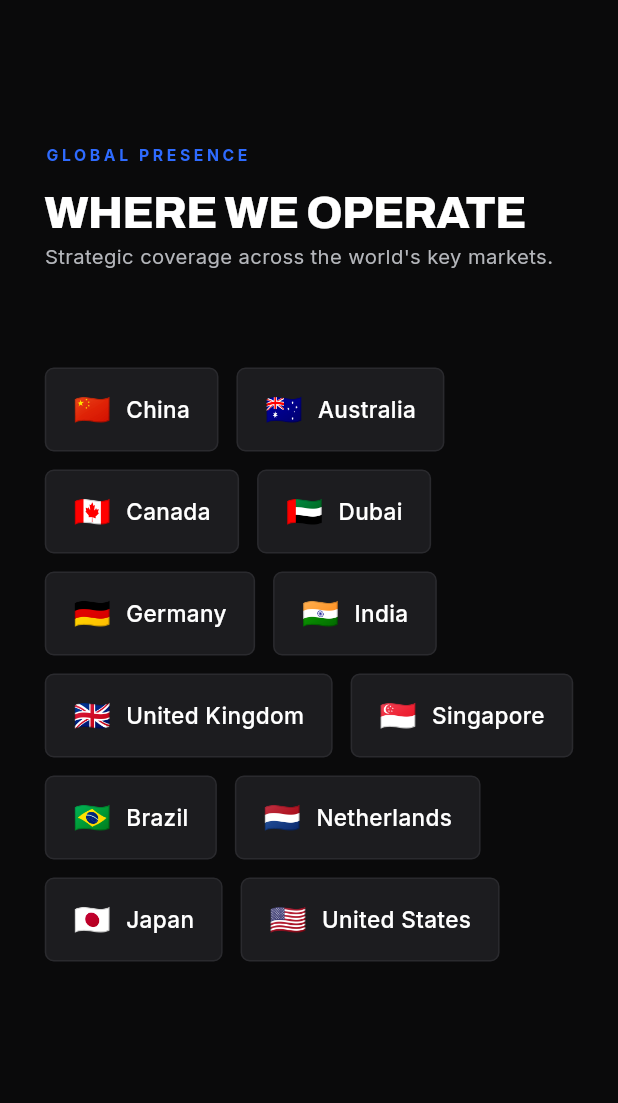
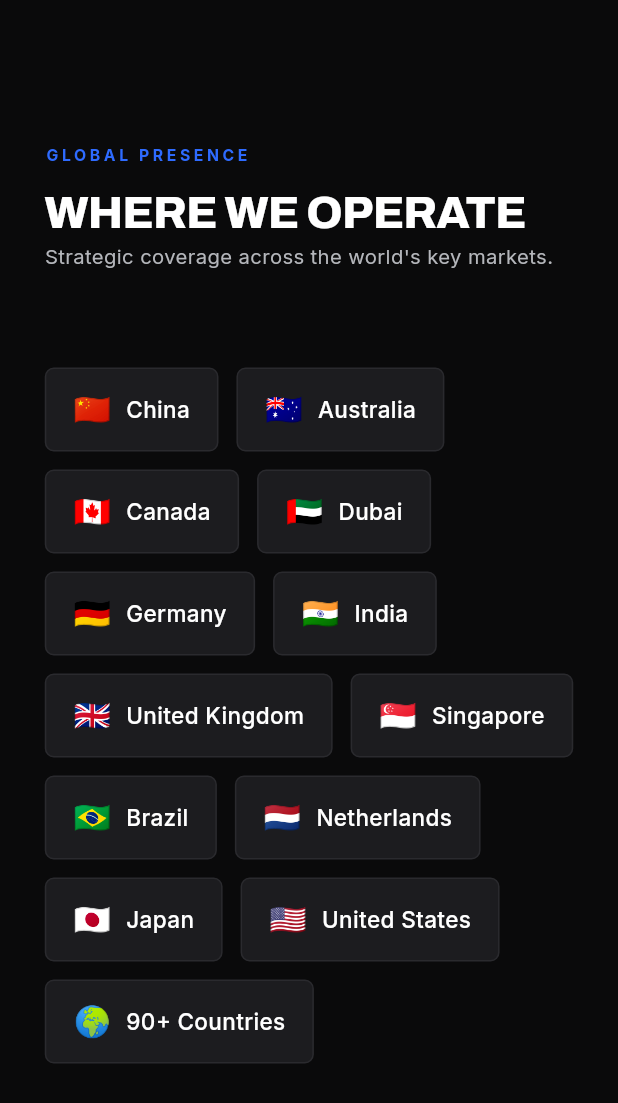
Before and after one commit to SivaRamana-H-V/MX-World, a Flutter app: the _PortfolioSection widget shown alone on an empty page, opened directly, on a phone screen of 412 x 824 dp. Shown: the top 1103 px of the screen. Run offline on Flutter 3.47's test engine with Material 3 defaults, Android fonts, the phone set to English and light mode, and no system bars; our stand-ins replace flutter_riverpod, go_router, google_fonts, hive_flutter; accounts and stored records are empty.

Commit message:
refactor: Remove _StrategicHubsSection from ContactScreen and add global country representation in HomeScreen

```diff
--- a/lib/views/screens/contact/contact_screen.dart
+++ b/lib/views/screens/contact/contact_screen.dart
@@ -21,7 +21,6 @@
       sections: <Widget>[
         _NetworkHeroSection(),
         _MetricsBand(),
-        _StrategicHubsSection(),
         InquiryForm(),
       ],
     );
--- a/lib/views/screens/home/home_screen.dart
+++ b/lib/views/screens/home/home_screen.dart
@@ -376,6 +376,7 @@
     {'flag': '🇳🇱', 'name': 'Netherlands'},
     {'flag': '🇯🇵', 'name': 'Japan'},
     {'flag': '🇺🇸', 'name': 'United States'},
+    {'flag': '🌍', 'name': '90+ Countries'},
   ];
 
   @override
```
